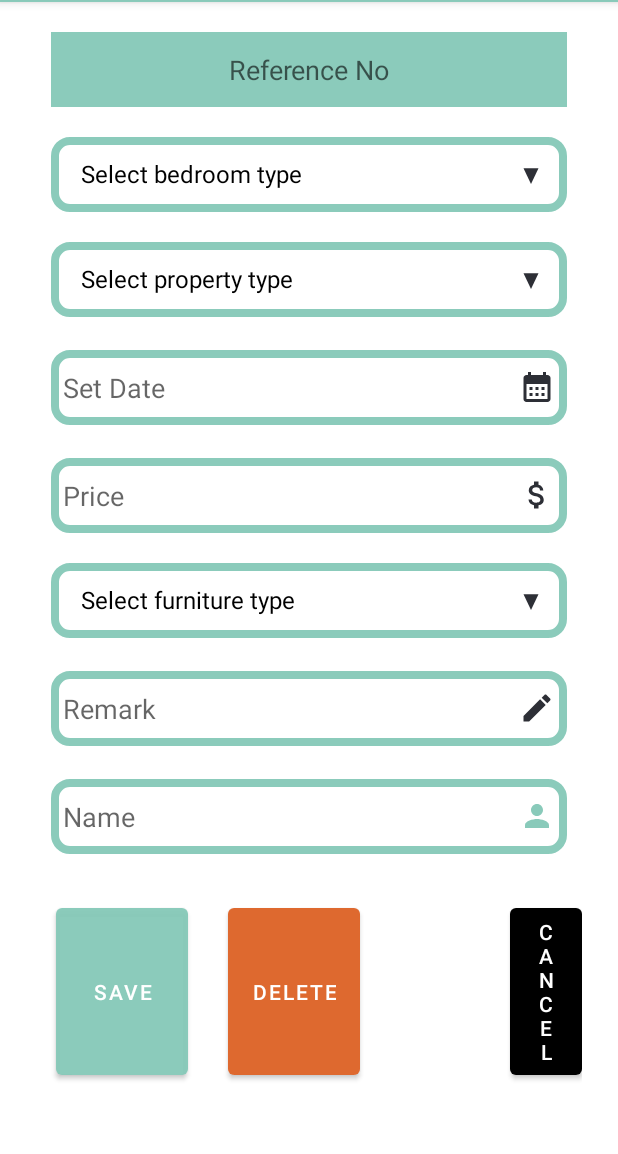
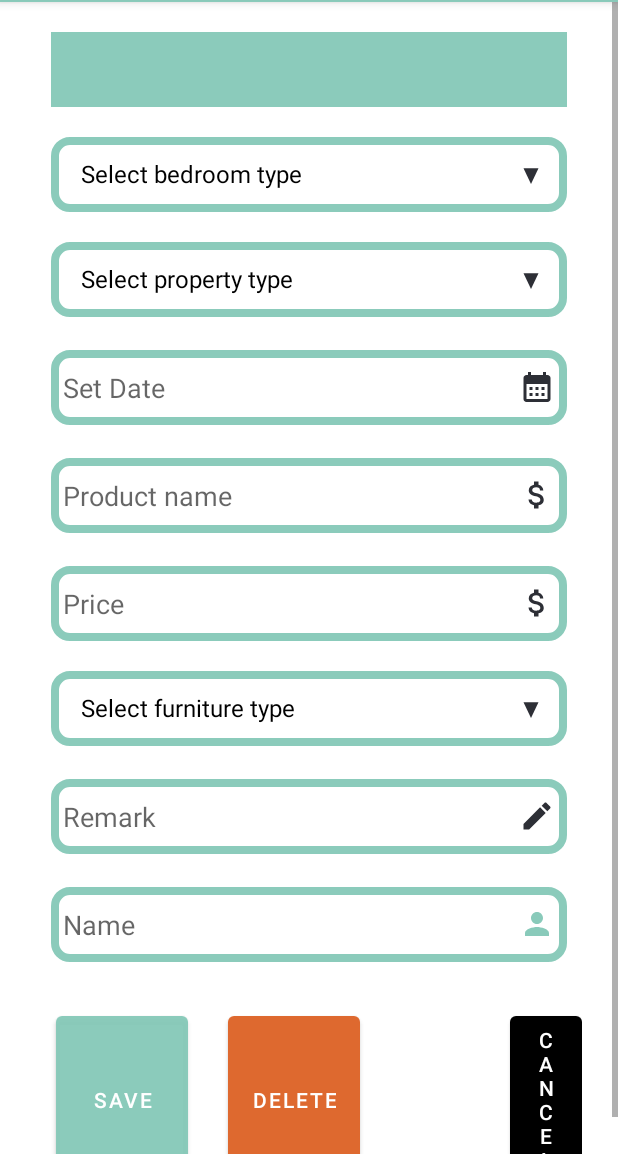
Before and after one commit to mhkhizil/BabyProductListingAppUsingJava, an Android app: the fragment Property_Form_Fragment placed in its activity, on a phone screen of 412 x 824 dp, the part 82-1236 px from its top. Run offline under Robolectric (Android 15) with nearby library versions, the phone set to English and light mode, and no system bars; libraries missing offline, so code that uses them is left out: com.github.florent37.singledateandtimepicker; 2 statements that could not run were skipped.

Commit message:
added product name related features and ui

```diff
--- a/app/src/main/res/layout/property_form_fragment.xml
+++ b/app/src/main/res/layout/property_form_fragment.xml
@@ -41,7 +41,7 @@
             <EditText
                 android:layout_width="match_parent"
                 android:layout_height="50dp"
-                android:hint="Reference No"
+
                 android:id="@+id/reference_no"
                 android:textAlignment="center"
                 android:background="@color/bluish_green"
@@ -101,6 +101,33 @@
                 android:background="@drawable/form_textbox"
                 android:drawablePadding="8dp"
                 android:drawableRight="@drawable/baseline_calendar_month_24"
+                android:padding="8dp"
+                android:textColor="@color/black"
+                android:textColorHighlight="@color/cardview_dark_background"
+                android:layout_marginTop="2dp"
+                />
+        </LinearLayout>
+
+        <LinearLayout
+            android:layout_width="match_parent"
+            android:layout_height="wrap_content"
+            android:orientation="horizontal"
+            android:layout_gravity="center_horizontal"
+            android:padding="10dp">
+            <!--            <TextView-->
+            <!--                android:layout_width="66dp"-->
+            <!--                android:layout_height="wrap_content"-->
+            <!--                android:text="Price"-->
+            <!--                android:textStyle="bold"-->
+            <!--                android:textSize="20sp"/>-->
+            <EditText
+                android:layout_width="match_parent"
+                android:layout_height="50dp"
+                android:id="@+id/product_name"
+                android:hint="Product name"
+                android:background="@drawable/form_textbox"
+                android:drawablePadding="8dp"
+                android:drawableRight="@drawable/baseline_attach_money_24"
                 android:padding="8dp"
                 android:textColor="@color/black"
                 android:textColorHighlight="@color/cardview_dark_background"
```
Also changed, not shown: app/src/main/java/DB_Context/DBContext.java (+9 -7 lines), app/src/main/java/DB_Context/PropertyModel.java (+11 -2 lines), app/src/main/java/UI/PropertyAdapter.java (+6 -1 lines), app/src/main/java/UI/Property_Form_Fragment.java (+10 -4 lines).
